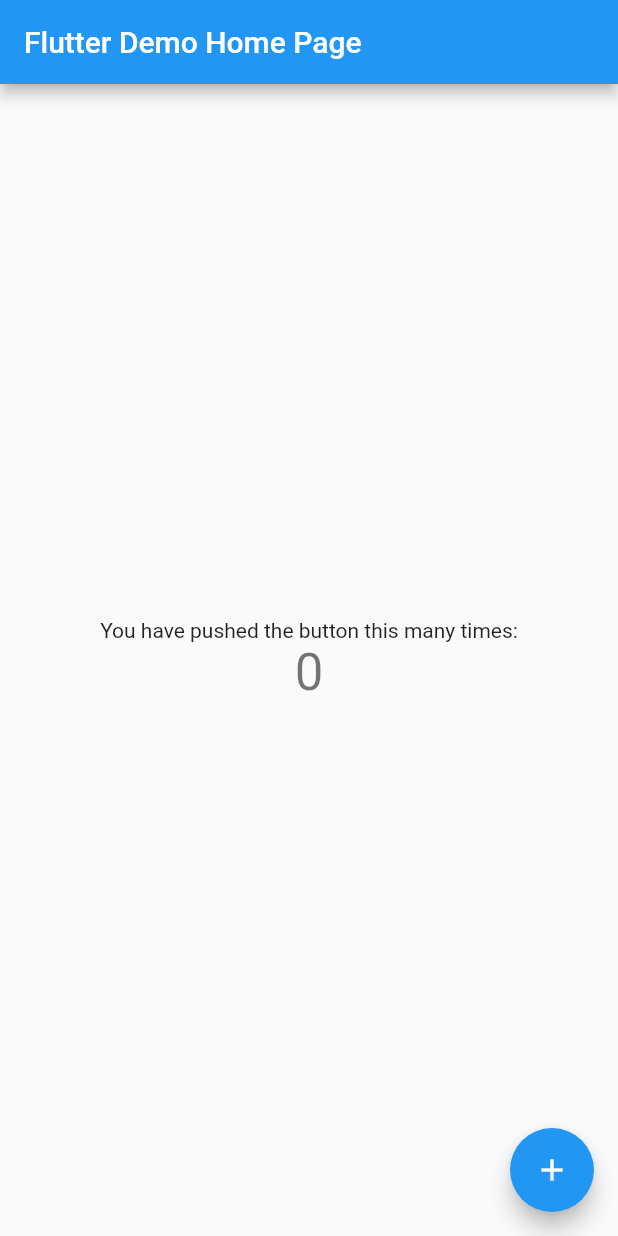
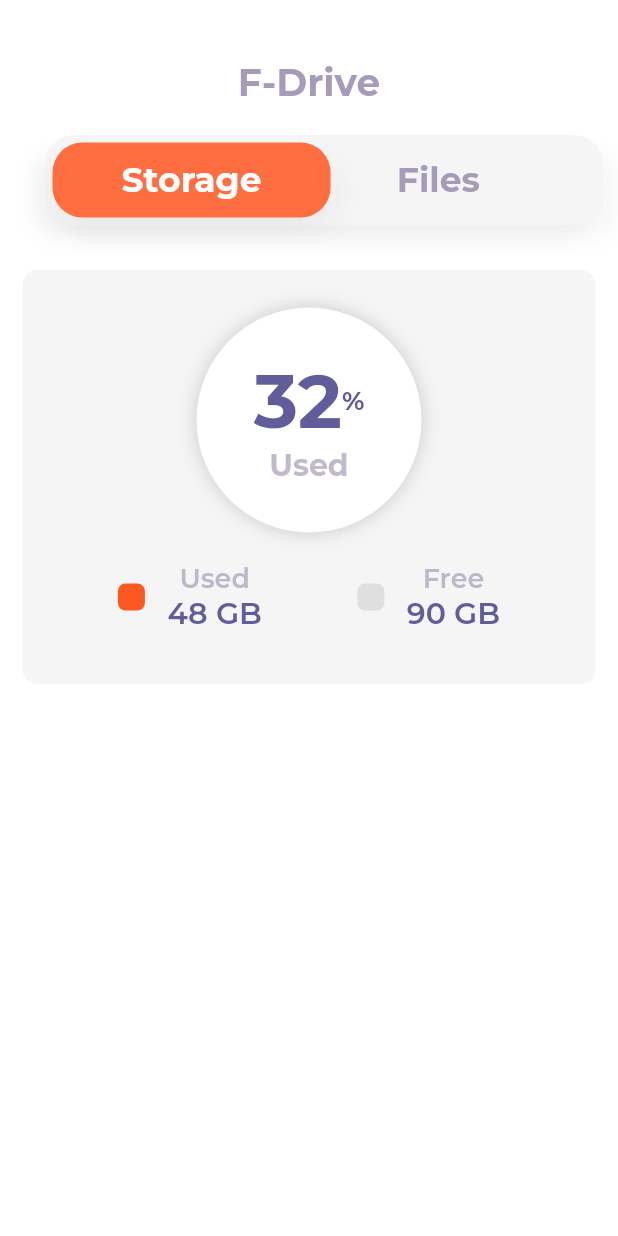
Before and after one commit to SivaramNalliboyana/F-Drive, a Flutter app: the screen it shows after launch, on a phone screen of 412 x 824 dp. Run offline on Flutter 3.47's test engine with Material 2 defaults, Android fonts, the phone set to English and light mode, and no system bars; our stand-ins replace google_fonts.

Commit message:
✔️ Added tabbar and storage container UI

```diff
--- a/lib/main.dart
+++ b/lib/main.dart
@@ -1,3 +1,4 @@
+import 'package:fdrive/screens/nav_screen.dart';
 import 'package:flutter/material.dart';
 
 void main() {
@@ -9,105 +10,8 @@
   @override
   Widget build(BuildContext context) {
     return MaterialApp(
-      title: 'Flutter Demo',
-      theme: ThemeData(
-        // This is the theme of your application.
-        //
-        // Try running your application with "flutter run". You'll see the
-        // application has a blue toolbar. Then, without quitting the app, try
-        // changing the primarySwatch below to Colors.green and then invoke
-        // "hot reload" (press "r" in the console where you ran "flutter run",
-        // or simply save your changes to "hot reload" in a Flutter IDE).
-        // Notice that the counter didn't reset back to zero; the application
-        // is not restarted.
-        primarySwatch: Colors.blue,
-      ),
-      home: MyHomePage(title: 'Flutter Demo Home Page'),
+      debugShowCheckedModeBanner: false,
+      home: NavScreen(),
     );
   }
 }
-
-class MyHomePage extends StatefulWidget {
-  MyHomePage({Key key, this.title}) : super(key: key);
-
-  // This widget is the home page of your application. It is stateful, meaning
-  // that it has a State object (defined below) that contains fields that affect
-  // how it looks.
-
-  // This class is the configuration for the state. It holds the values (in this
-  // case the title) provided by the parent (in this case the App widget) and
-  // used by the build method of the State. Fields in a Widget subclass are
-  // always marked "final".
-
-  final String title;
-
-  @override
-  _MyHomePageState createState() => _MyHomePageState();
-}
-
-class _MyHomePageState extends State<MyHomePage> {
-  int _counter = 0;
-
-  void _incrementCounter() {
-    setState(() {
-      // This call to setState tells the Flutter framework that something has
-      // changed in this State, which causes it to rerun the build method below
-      // so that the display can reflect the updated values. If we changed
-      // _counter without calling setState(), then the build method would not be
-      // called again, and so nothing would appear to happen.
-      _counter++;
-    });
-  }
-
-  @override
-  Widget build(BuildContext context) {
-    // This method is rerun every time setState is called, for instance as done
-    // by the _incrementCounter method above.
-    //
-    // The Flutter framework has been optimized to make rerunning build methods
-    // fast, so that you can just rebuild anything that needs updating rather
-    // than having to individually change instances of widgets.
-    return Scaffold(
-      appBar: AppBar(
-        // Here we take the value from the MyHomePage object that was created by
-        // the App.build method, and use it to set our appbar title.
-        title: Text(widget.title),
-      ),
-      body: Center(
-        // Center is a layout widget. It takes a single child and positions it
-        // in the middle of the parent.
-        child: Column(
-          // Column is also a layout widget. It takes a list of children and
-          // arranges them vertically. By default, it sizes itself to fit its
-          // children horizontally, and tries to be as tall as its parent.
-          //
-          // Invoke "debug painting" (press "p" in the console, choose the
-          // "Toggle Debug Paint" action from the Flutter Inspector in Android
-          // Studio, or the "Toggle Debug Paint" command in Visual Studio Code)
-          // to see the wireframe for each widget.
-          //
-          // Column has various properties to control how it sizes itself and
-          // how it positions its children. Here we use mainAxisAlignment to
-          // center the children vertically; the main axis here is the vertical
-          // axis because Columns are vertical (the cross axis would be
-          // horizontal).
-          mainAxisAlignment: MainAxisAlignment.center,
-          children: <Widget>[
-            Text(
-              'You have pushed the button this many times:',
-            ),
-            Text(
-              '$_counter',
-              style: Theme.of(context).textTheme.headline4,
-            ),
-          ],
-        ),
-      ),
-      floatingActionButton: FloatingActionButton(
-        onPressed: _incrementCounter,
-        tooltip: 'Increment',
-        child: Icon(Icons.add),
-      ), // This trailing comma makes auto-formatting nicer for build methods.
-    );
-  }
-}
--- /dev/null
+++ b/lib/screens/nav_screen.dart
@@ -0,0 +1,24 @@
+import 'package:fdrive/utils/utils.dart';
+import 'package:fdrive/widgets.dart/header.dart';
+import 'package:fdrive/widgets.dart/storage_container.dart';
+import 'package:flutter/material.dart';
+
+class NavScreen extends StatelessWidget {
+  @override
+  Widget build(BuildContext context) {
+    return Scaffold(
+      backgroundColor: bgcolor,
+      body: SingleChildScrollView(
+        child: Column(
+          children: [
+            Header(),
+            SizedBox(
+              height: 30,
+            ),
+            StorageContainer()
+          ],
+        ),
+      ),
+    );
+  }
+}
--- /dev/null
+++ b/lib/utils/utils.dart
@@ -0,0 +1,9 @@
+import 'package:flutter/material.dart';
+import 'package:google_fonts/google_fonts.dart';
+
+Color bgcolor = Colors.white;
+Color textColor = Color(0xffA69CB7);
+
+TextStyle textStyle(double size, [Color color, FontWeight fw]) {
+  return GoogleFonts.montserrat(fontSize: size, color: color, fontWeight: fw);
+}
--- /dev/null
+++ b/lib/widgets.dart/header.dart
@@ -0,0 +1,92 @@
+import 'package:fdrive/utils/utils.dart';
+import 'package:flutter/material.dart';
+
+class Header extends StatelessWidget {
+  Container tabCell(String text, bool selected, BuildContext context) {
+    return selected
+        ? Container(
+            width: MediaQuery.of(context).size.width * 0.45,
+            height: 60,
+            decoration: BoxDecoration(
+              borderRadius: BorderRadius.circular(20),
+              color: Colors.deepOrangeAccent,
+              boxShadow: [
+                BoxShadow(
+                    color: Colors.black.withOpacity(0.025),
+                    offset: Offset(10, 10),
+                    blurRadius: 10),
+                BoxShadow(
+                    color: Colors.black.withOpacity(0.025),
+                    offset: Offset(-10, 10),
+                    blurRadius: 10)
+              ],
+            ),
+            child: Center(
+              child: Text(
+                text,
+                style: textStyle(23, Colors.white, FontWeight.bold),
+              ),
+            ),
+          )
+        : Container(
+            width: MediaQuery.of(context).size.width * 0.3,
+            height: 60,
+            child: Center(
+              child: Text(
+                text,
+                style: textStyle(23, textColor, FontWeight.bold),
+              ),
+            ),
+          );
+  }
+
+  @override
+  Widget build(BuildContext context) {
+    return Container(
+      alignment: Alignment.center,
+      margin: EdgeInsets.only(top: 40),
+      child: Column(
+        children: [
+          Text(
+            "F-Drive",
+            style: textStyle(25, textColor, FontWeight.bold),
+          ),
+          SizedBox(
+            height: 20,
+          ),
+          Container(
+            width: MediaQuery.of(context).size.width - 40,
+            margin: EdgeInsets.only(left: 20),
+            height: 60,
+            decoration: BoxDecoration(
+              borderRadius: BorderRadius.circular(20),
+              color: Colors.grey.shade100,
+              boxShadow: [
+                BoxShadow(
+                    color: Colors.black.withOpacity(0.03),
+                    offset: Offset(10, 10),
+                    blurRadius: 10),
+                BoxShadow(
+                    color: Colors.black.withOpacity(0.03),
+                    offset: Offset(-10, 10),
+                    blurRadius: 10)
+              ],
+            ),
+            child: Row(
+              children: [
+                Padding(
+                  padding: const EdgeInsets.all(5.0),
+                  child: tabCell("Storage", true, context),
+                ),
+                Padding(
+                  padding: const EdgeInsets.all(5.0),
+                  child: tabCell("Files", false, context),
+                ),
+              ],
+            ),
+          )
+        ],
+      ),
+    );
+  }
+}
--- /dev/null
+++ b/lib/widgets.dart/storage_container.dart
@@ -0,0 +1,134 @@
+import 'package:fdrive/utils/utils.dart';
+import 'package:flutter/material.dart';
+
+class StorageContainer extends StatelessWidget {
+  @override
+  Widget build(BuildContext context) {
+    return Container(
+      width: MediaQuery.of(context).size.width,
+      margin: EdgeInsets.only(left: 15, right: 15),
+      decoration: BoxDecoration(
+        borderRadius: BorderRadius.circular(10),
+        color: Colors.grey.shade100,
+        boxShadow: [
+          BoxShadow(
+              color: Colors.grey.withOpacity(0.001),
+              offset: Offset(10, 10),
+              blurRadius: 10),
+          BoxShadow(
+              color: Colors.grey.withOpacity(0.001),
+              offset: Offset(-10, 10),
+              blurRadius: 10)
+        ],
+      ),
+      child: Padding(
+        padding: const EdgeInsets.only(top: 25, bottom: 35),
+        child: Column(
+          children: [
+            Container(
+              width: 150,
+              height: 150,
+              decoration: BoxDecoration(
+                shape: BoxShape.circle,
+                color: Colors.white,
+                boxShadow: [
+                  BoxShadow(color: Colors.grey.withOpacity(0.5), blurRadius: 10)
+                ],
+              ),
+              child: Column(
+                mainAxisAlignment: MainAxisAlignment.center,
+                children: [
+                  Row(
+                    mainAxisAlignment: MainAxisAlignment.center,
+                    children: [
+                      Text(
+                        "32",
+                        style:
+                            textStyle(50, Color(0xff635C9B), FontWeight.bold),
+                      ),
+                      Text(
+                        "%",
+                        style:
+                            textStyle(17, Color(0xff635C9B), FontWeight.bold),
+                      ),
+                    ],
+                  ),
+                  Text(
+                    "Used",
+                    style: textStyle(
+                        20, textColor.withOpacity(0.7), FontWeight.bold),
+                  )
+                ],
+              ),
+            ),
+            SizedBox(
+              height: 20,
+            ),
+            Row(
+              mainAxisAlignment: MainAxisAlignment.spaceEvenly,
+              children: [
+                Row(
+                  children: [
+                    Container(
+                      width: 18,
+                      height: 18,
+                      decoration: BoxDecoration(
+                          borderRadius: BorderRadius.circular(5),
+                          color: Colors.deepOrange),
+                    ),
+                    SizedBox(
+                      width: 15,
+                    ),
+                    Column(
+                      children: [
+                        Text(
+                          "Used",
+                          style: textStyle(
+                              18, textColor.withOpacity(0.7), FontWeight.w600),
+                        ),
+                        Text(
+                          "48 GB",
+                          style:
+                              textStyle(20, Color(0xff635C9B), FontWeight.w600),
+                        )
+                      ],
+                    ),
+                  ],
+                ),
+                Row(
+                  children: [
+                    Container(
+                      width: 18,
+                      height: 18,
+                      decoration: BoxDecoration(
+                        borderRadius: BorderRadius.circular(5),
+                        color: Colors.grey.withOpacity(0.25),
+                      ),
+                    ),
+                    SizedBox(
+                      width: 15,
+                    ),
+                    Column(
+                      children: [
+                        Text(
+                          "Free",
+                          style: textStyle(
+                              18, textColor.withOpacity(0.7), FontWeight.w600),
+                        ),
+                        Text(
+                          "90 GB",
+                          style:
+                              textStyle(20, Color(0xff635C9B), FontWeight.w600),
+                        )
+                      ],
+                    )
+                  ],
+                ),
+              ],
+            )
+          ],
+        ),
+      ),
+    );
+  }
+}
--- a/pubspec.yaml
+++ b/pubspec.yaml
@@ -21,6 +21,7 @@
   sdk: ">=2.7.0 <3.0.0"
 
 dependencies:
+  google_fonts:
   flutter:
     sdk: flutter
 
```
Also changed, not shown: pubspec.lock.
